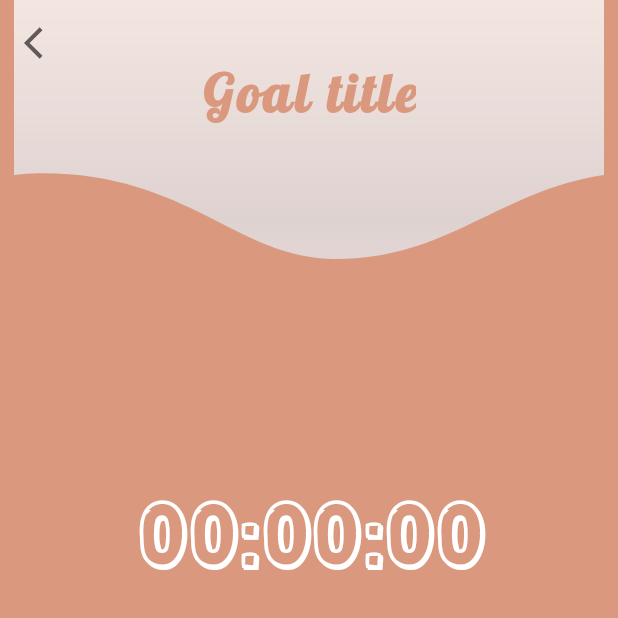
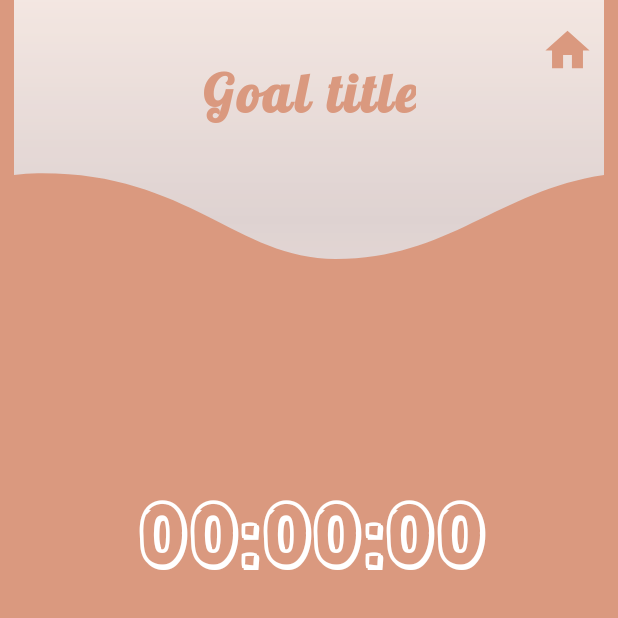
Before and after one commit to maha303/TaskTimer_Error404, an Android app: the TimerPage screen opened directly, with no data from a screen before it, on a phone screen of 412 x 824 dp, the top half of it. Run offline under Robolectric (Android 15) with nearby library versions, the phone set to English and light mode, and no system bars; 2 statements that could not run were skipped.

Commit message:
timer page

```diff
--- a/app/src/main/java/com/example/tasktimer_error404/timer/TimerPage.kt
+++ b/app/src/main/java/com/example/tasktimer_error404/timer/TimerPage.kt
@@ -36,10 +36,6 @@ class TimerPage : AppCompatActivity() {
 
         serviceIntent = Intent(applicationContext, TimerService::class.java)
         registerReceiver(updateTime, IntentFilter(TimerService.TIME_UPDATED))
-        binding.timerBack.setOnClickListener {
-            finish()
-        }
-
     }
     private fun resetTimer() {
         stopTimer()
--- a/app/src/main/res/layout/activity_timer_page.xml
+++ b/app/src/main/res/layout/activity_timer_page.xml
@@ -19,15 +19,18 @@
         app:lottie_autoPlay="true"
         app:lottie_loop="true"
         app:lottie_rawRes="@raw/lf30_editor_cjzmcltv" />
+
     <ImageView
-        android:id="@+id/timerBack"
-        android:layout_width="25dp"
-        android:layout_height="25dp"
-        android:layout_marginStart="16dp"
+        android:id="@+id/timerHome"
+        android:layout_width="35dp"
+        android:layout_height="35dp"
         android:layout_marginTop="16dp"
-        app:layout_constraintStart_toStartOf="parent"
+        android:layout_marginEnd="16dp"
+        android:background="@null"
+        app:layout_constraintEnd_toEndOf="parent"
         app:layout_constraintTop_toTopOf="parent"
-        app:srcCompat="@drawable/ic_baseline_arrow_back_ios_24" />
+        app:srcCompat="@drawable/home"
+        app:tint="#DA997F" />
 
     <TextView
         android:id="@+id/tvTimerTitle"
```
